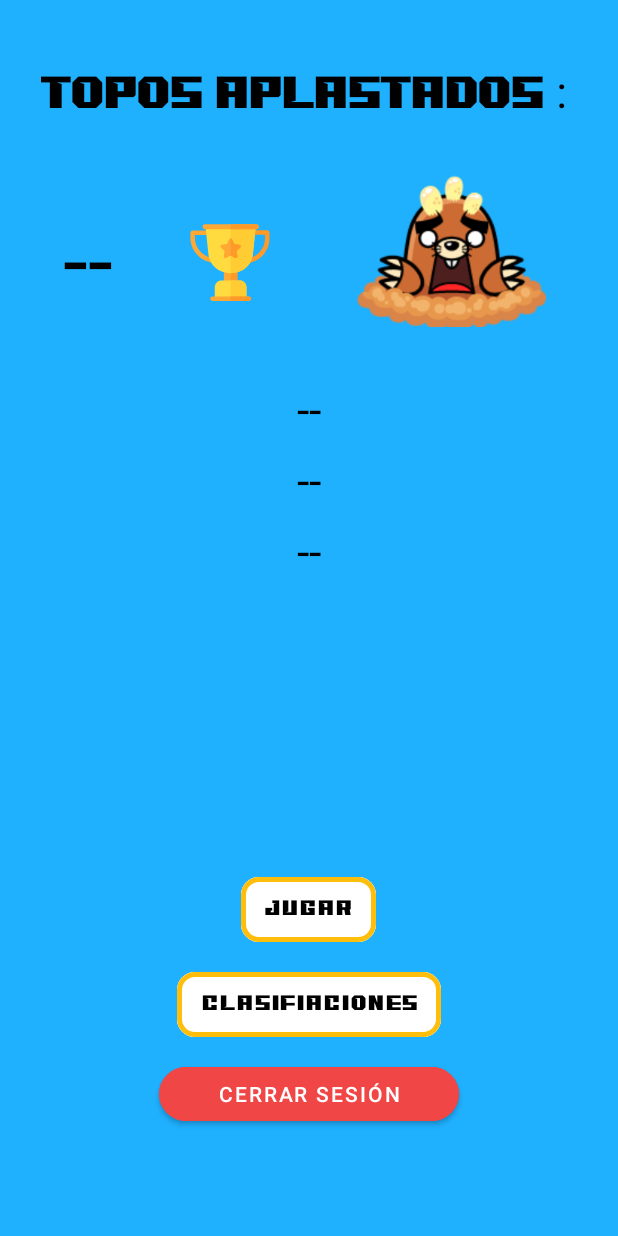
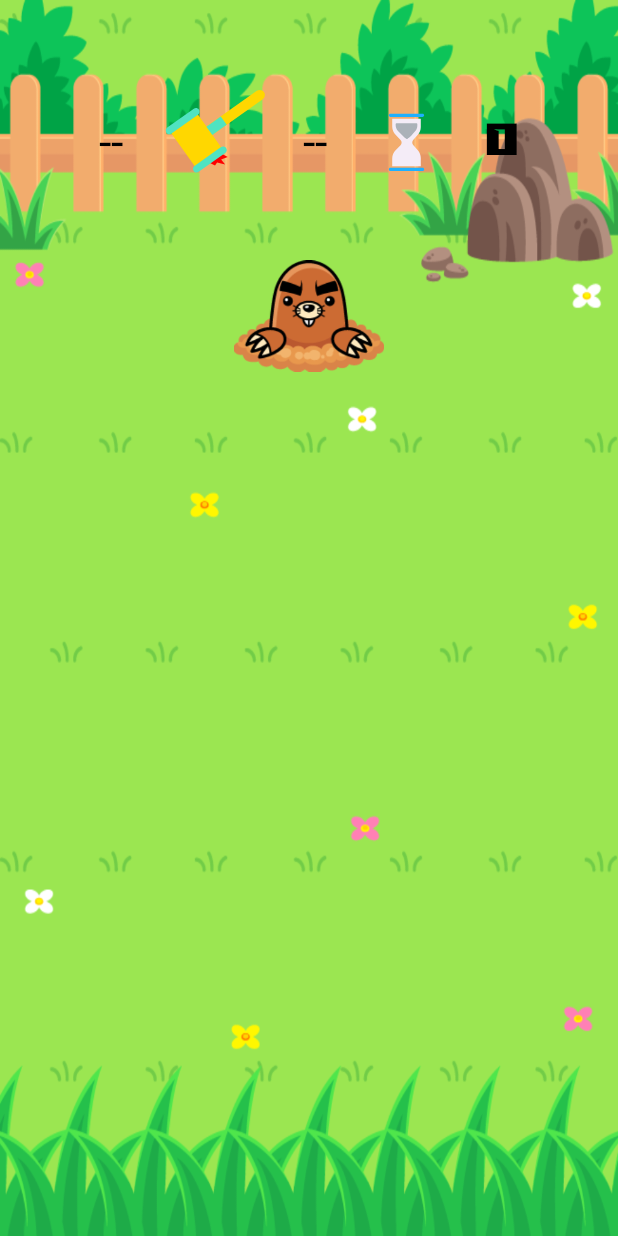
Before and after one commit to antoniolois/APP-JUEGO-FINAL, an Android app: the screen it shows after launch once a user with an empty profile is signed in (MenuClass before the commit, MapaJuego after it), after a tap on "JUGAR", on a phone screen of 412 x 824 dp. Run offline under Robolectric (Android 15) with nearby library versions, the phone set to English and light mode, and no system bars; our stand-ins replace Firebase (no records; nobody signed in at launch, a user with empty details on screens opened directly).

Commit message:
PANTALLA ESCENARIO CREADA COMPLETAMENTE

```diff
--- a/SMASH-TOPO/app/src/main/AndroidManifest.xml
+++ b/SMASH-TOPO/app/src/main/AndroidManifest.xml
@@ -11,12 +11,12 @@
         android:supportsRtl="true"
         android:theme="@style/Theme.SMASH_TOPO.NoActionBar">
         <activity
+            android:name=".MapaJuego"
+            android:exported="false" />
+        <activity
             android:name=".LoginClass"
             android:exported="false"
             android:screenOrientation="portrait" />
-
-
-
         <activity
             android:name=".MenuClass"
             android:exported="false"
--- /dev/null
+++ b/SMASH-TOPO/app/src/main/java/com/example/smash_topo/MapaJuego.java
@@ -0,0 +1,36 @@
+package com.example.smash_topo;
+
+import androidx.appcompat.app.AppCompatActivity;
+
+import android.os.Bundle;
+import android.widget.ImageView;
+import android.widget.TextView;
+
+public class MapaJuego extends AppCompatActivity {
+
+    //VARIABLES
+    String UID, NOMBRE, Topos;
+    TextView contadorEscenario, nombreJugadorEscenario, tiempoEscenario;
+    ImageView topoescenario;
+
+    @Override
+    protected void onCreate(Bundle savedInstanceState) {
+        super.onCreate(savedInstanceState);
+        setContentView(R.layout.activity_mapa_juego);
+
+        contadorEscenario = findViewById(R.id.contadorEscenario);
+        nombreJugadorEscenario = findViewById(R.id.nombreJugadorEscenario);
+        tiempoEscenario = findViewById(R.id.tiempoEscenario);
+
+        topoescenario = findViewById(R.id.topoescenario);
+
+        //RECUPERAMOS DATOS
+        Bundle intent = getIntent().getExtras();
+        UID = intent.getString("UID");
+        NOMBRE = intent.getString("NOMBRE");
+        Topos = intent.getString("Topos");
+
+        contadorEscenario.setText(Topos);
+        nombreJugadorEscenario.setText(NOMBRE);
+    }
+}
--- a/SMASH-TOPO/app/src/main/java/com/example/smash_topo/MenuClass.java
+++ b/SMASH-TOPO/app/src/main/java/com/example/smash_topo/MenuClass.java
@@ -1,14 +1,14 @@
 package com.example.smash_topo;
+
+import android.content.Intent;
+import android.media.MediaPlayer;
+import android.os.Bundle;
+import android.widget.Button;
+import android.widget.TextView;
+import android.widget.Toast;
 
 import androidx.annotation.NonNull;
 import androidx.appcompat.app.AppCompatActivity;
-
-import android.content.Intent;
-import android.os.Bundle;
-import android.view.View;
-import android.widget.Button;
-import android.widget.TextView;
-import android.widget.Toast;
 
 import com.google.firebase.auth.FirebaseAuth;
 import com.google.firebase.auth.FirebaseUser;
@@ -27,9 +27,33 @@ public class MenuClass extends AppCompatActivity {
     FirebaseDatabase firebaseDatabase;
     DatabaseReference databaseJugadoresRegistrados;
 
+    MediaPlayer mp;
+
+
     Button CerrarSesion,Jugar,Clasificaciones;
-    TextView cantidadTopos,userID,userName,correoElectronicoUser;
+    TextView cantidadTopos,userID,nombreJugadorMenu,correoJugadorMenu;
 
+    @Override
+    public void onBackPressed(){
+        //En caso de querer permitir volver atrás usa esta llamada: super.onBackPressed();
+    }
+
+    @Override
+    protected void onResume() {
+        super.onResume();
+        if (mp==null){
+            mp= MediaPlayer.create(MenuClass.this,R.raw.victorymenusound);
+
+        }else if(!mp.isPlaying()){
+            mp.start();
+        }
+
+    }
+    @Override
+    protected void onPause() {
+        super.onPause();
+        mp.pause();
+    }
     @Override
     protected void onCreate(Bundle savedInstanceState) {
         super.onCreate(savedInstanceState);
@@ -52,12 +76,23 @@ public class MenuClass extends AppCompatActivity {
 
             cantidadTopos = findViewById(R.id.cantidadTopos);
             userID = findViewById(R.id.userID);
-            userName = findViewById(R.id.userName);
-            correoElectronicoUser = findViewById(R.id.correoElectronicoUser);
+            correoJugadorMenu = findViewById(R.id.correoJugadorMenu);
+            nombreJugadorMenu = findViewById(R.id.nombreJugadorMenu);
 
         // CODIGO PARA JUGAR PARTIDA
         Jugar.setOnClickListener(view -> {
+            Intent intent = new Intent(MenuClass.this,MapaJuego.class);
 
+            String userIDPlay = userID.getText().toString();
+            String nombreJugadorPlay = nombreJugadorMenu.getText().toString();
+            String cantidadToposPlay = cantidadTopos.getText().toString();
+
+            //MANDAMOS LOS PARÁMETROS
+            intent.putExtra("UID",userIDPlay);
+            intent.putExtra("Topos",cantidadToposPlay);
+            intent.putExtra("NOMBRE",nombreJugadorPlay);
+
+            startActivity(intent);
         });
 
         // CODIGO PARA MIRAR CLASIFICACIONES
@@ -81,9 +116,23 @@ public class MenuClass extends AppCompatActivity {
         //ORDEN DE LOS USUARIOS POR CORREO ELECTRÓNICO, Y COMPARACIÓN CON EL CORREO DEL USUARIO QUE INICIE SESIÓN
         Query query = databaseJugadoresRegistrados.orderByChild("CORREO ELECTRONICO").equalTo(user.getEmail());
         query.addValueEventListener(new ValueEventListener() {
+
             @Override
             public void onDataChange(@NonNull DataSnapshot snapshot) {
                 for(DataSnapshot dataSnapshot:snapshot.getChildren()){ //BUCLE PARA RECORRER TODA LA BASE DE DATOS
+
+                    String toposCantidadValor= ""+dataSnapshot.child("Topos").getValue(); //VALOR TOPOS APLASTADOS Y ASIGNACIÓN
+                    cantidadTopos.setText(toposCantidadValor);
+
+                    String userIDValue= ""+dataSnapshot.child("UID").getValue(); //VALOR USER ID Y ASIGNACIÓN
+                    userID.setText(userIDValue);
+
+                    String correoJugadorValue= ""+dataSnapshot.child("CORREO ELECTRONICO").getValue(); //VALOR CORREO JUGADOR Y ASIGNACIÓN
+                    correoJugadorMenu.setText(correoJugadorValue);
+
+                    String nombreJugadorValue= ""+dataSnapshot.child("NOMBRE").getValue(); //VALOR NOMBRE JUGADOR Y ASIGNACIÓN
+                    nombreJugadorMenu.setText(nombreJugadorValue);
+
 
                 }
             }
@@ -107,7 +156,8 @@ public class MenuClass extends AppCompatActivity {
     // MÉTODO PARA COMPROBAR SI EL USUARIO YA INICIÓ SESIÓN Y ASÍ EVITAR QUE VUELVA A TENER QUE INICIARLA
     private void checkUserLogin(){
         if(user != null){
-            Toast.makeText(this, "Jugador actualemente logueado", Toast.LENGTH_SHORT).show();
+            consultaDatabase();
+            Toast.makeText(this, "Jugador actualemente logueado", Toast.LENGTH_LONG).show();
 
         } else  {
             startActivity(new Intent(MenuClass.this, MainActivity.class));
@@ -119,6 +169,6 @@ public class MenuClass extends AppCompatActivity {
     private void CloseSesion(){
         auth.signOut();
         startActivity(new Intent(MenuClass.this, MainActivity.class));
-        Toast.makeText(this, "Sesión cerrada exictosamente", Toast.LENGTH_SHORT).show();
+        Toast.makeText(this, "Sesión cerrada exictosamente", Toast.LENGTH_LONG).show();
          }
     }
--- a/SMASH-TOPO/app/src/main/java/com/example/smash_topo/SplashClass.java
+++ b/SMASH-TOPO/app/src/main/java/com/example/smash_topo/SplashClass.java
@@ -14,7 +14,7 @@ public class SplashClass extends AppCompatActivity {
         setContentView(R.layout.activity_splash);
 
         // EL OBJECTIO HANDLER NOS VA A PERMITIR EJECUTAR LAS LINEAS DE CODIGO (DENTRO DEL RUN)EN UN TIEMPO DETERMINADO
-        int duracion_pantalla=5000;// 5 segundos
+        int duracion_pantalla=3000;// 5 segundos
 
         new Handler().postDelayed(() -> {
             Intent intent = new Intent(SplashClass.this, MenuClass.class);
--- /dev/null
+++ b/SMASH-TOPO/app/src/main/res/layout/activity_mapa_juego.xml
@@ -0,0 +1,107 @@
+<?xml version="1.0" encoding="utf-8"?>
+<androidx.constraintlayout.widget.ConstraintLayout xmlns:android="http://schemas.android.com/apk/res/android"
+    xmlns:app="http://schemas.android.com/apk/res-auto"
+    xmlns:tools="http://schemas.android.com/tools"
+    android:layout_width="match_parent"
+    android:layout_height="match_parent"
+    android:background="@drawable/fondo_juego"
+    tools:context=".MapaJuego">
+
+    <LinearLayout
+        android:layout_width="0dp"
+        android:layout_height="0dp"
+        android:layout_marginBottom="109dp"
+        android:orientation="vertical"
+        app:layout_constraintBottom_toBottomOf="parent"
+        app:layout_constraintEnd_toEndOf="parent"
+        app:layout_constraintStart_toStartOf="parent"
+        app:layout_constraintTop_toTopOf="parent">
+
+        <!-- MARCADOR -->
+        <LinearLayout
+            android:layout_width="match_parent"
+            android:layout_height="wrap_content"
+            android:layout_marginTop="45dp"
+            android:layout_marginBottom="5dp"
+            android:gravity="center_vertical|center"
+            android:orientation="horizontal">
+
+            <TextView
+                android:id="@+id/contadorEscenario"
+                android:layout_width="wrap_content"
+                android:layout_height="wrap_content"
+                android:layout_marginEnd="10dp"
+                android:fontFamily="@font/monocoque_demo"
+                android:gravity="center_vertical"
+                android:text="@string/contadorEscenario"
+                android:textColor="#000000"
+                android:textSize="30sp" />
+
+            <com.airbnb.lottie.LottieAnimationView
+                android:layout_width="100dp"
+                android:layout_height="100dp"
+                android:layout_gravity="center"
+                android:layout_marginEnd="10dp"
+                android:scaleType="centerInside"
+                app:lottie_autoPlay="true"
+                app:lottie_loop="true"
+                app:lottie_rawRes="@raw/martilloescenariojugador" />
+
+
+            <TextView
+                android:id="@+id/nombreJugadorEscenario"
+                android:layout_width="wrap_content"
+                android:layout_height="wrap_content"
+                android:layout_marginEnd="10dp"
+                android:fontFamily="@font/monocoque_demo"
+                android:gravity="center_vertical"
+                android:text="@string/nombreJugadorEscenario"
+                android:textColor="#000000"
+                android:textSize="30sp" />
+
+
+            <com.airbnb.lottie.LottieAnimationView
+                android:layout_width="85dp"
+                android:layout_height="70dp"
+                android:layout_gravity="center"
+                android:layout_marginEnd="10dp"
+                android:scaleType="centerInside"
+                app:lottie_autoPlay="true"
+                app:lottie_loop="true"
+                app:lottie_rawRes="@raw/timeescenario" />
+
+            <TextView
+                android:id="@+id/tiempoEscenario"
+                android:layout_width="wrap_content"
+                android:layout_height="wrap_content"
+                android:fontFamily="@font/monocoque_demo"
+                android:gravity="center_vertical"
+                android:text="@string/tiempoEscenario"
+                android:textColor="#000000"
+                android:textSize="30sp" />
+
+
+        </LinearLayout>
+
+        <!-- TOPOS -->
+        <LinearLayout
+            android:layout_width="match_parent"
+            android:layout_height="wrap_content"
+            android:gravity="center"
+            android:layout_marginTop="10dp">
+
+            <androidx.appcompat.widget.AppCompatImageView
+                android:id="@+id/topoescenario"
+                android:layout_width="100dp"
+                android:layout_height="100dp"
+                android:layout_marginStart="20dp"
+                android:layout_marginEnd="20dp"
+                android:src="@drawable/topo_normal" />
+
+
+        </LinearLayout>
+
+
+    </LinearLayout>
+
+</androidx.constraintlayout.widget.ConstraintLayout>
--- a/SMASH-TOPO/app/src/main/res/layout/activity_menu.xml
+++ b/SMASH-TOPO/app/src/main/res/layout/activity_menu.xml
@@ -10,11 +10,13 @@
 
     <com.airbnb.lottie.LottieAnimationView
         android:id="@+id/lottieAnimationView3"
-        android:layout_width="109dp"
-        android:layout_height="101dp"
+        android:layout_width="0dp"
+        android:layout_height="0dp"
+        android:layout_gravity="center"
         android:layout_marginStart="20dp"
-        android:layout_marginTop="33dp"
+        android:layout_marginTop="32dp"
         android:layout_marginEnd="8dp"
+        android:scaleType="centerInside"
         app:layout_constraintBottom_toBottomOf="@+id/imageView2"
         app:layout_constraintEnd_toStartOf="@+id/imageView2"
         app:layout_constraintStart_toEndOf="@+id/cantidadTopos"
@@ -44,65 +46,67 @@
         android:layout_width="wrap_content"
         android:layout_height="wrap_content"
         android:layout_marginStart="40dp"
-        android:layout_marginTop="60dp"
+        android:layout_marginTop="72dp"
         android:layout_marginEnd="2dp"
         android:fontFamily="@font/monocoque_demo"
         android:text="@string/cantidad_topos"
         android:textColor="#000000"
-        android:textSize="60sp"
+        android:textSize="40sp"
         app:layout_constraintEnd_toStartOf="@+id/lottieAnimationView3"
         app:layout_constraintStart_toStartOf="parent"
         app:layout_constraintTop_toBottomOf="@+id/puntuacionJugadorActual" />
 
     <TextView
         android:id="@+id/userID"
-        android:layout_width="wrap_content"
+        android:layout_width="0dp"
         android:layout_height="wrap_content"
-        android:layout_marginStart="196dp"
-        android:layout_marginTop="40dp"
-        android:layout_marginEnd="198dp"
+        android:layout_marginStart="35dp"
+        android:layout_marginTop="30dp"
+        android:layout_marginEnd="35dp"
         android:fontFamily="@font/monocoque_demo"
-        android:text="@string/cantidad_topos"
+        android:text="--"
+        android:textAlignment="center"
+        android:textColor="#000000"
+        android:textSize="15sp"
+        app:layout_constraintEnd_toEndOf="parent"
+        app:layout_constraintStart_toStartOf="parent"
+        app:layout_constraintTop_toBottomOf="@+id/correoJugadorMenu" />
+
+    <TextView
+        android:id="@+id/correoJugadorMenu"
+        android:layout_width="0dp"
+        android:layout_height="wrap_content"
+        android:layout_marginStart="35dp"
+        android:layout_marginTop="30dp"
+        android:layout_marginEnd="35dp"
+        android:fontFamily="@font/monocoque_demo"
+        android:text="--"
+        android:textAlignment="center"
         android:textColor="#000000"
         android:textSize="30sp"
         app:layout_constraintEnd_toEndOf="parent"
         app:layout_constraintHorizontal_bias="1.0"
         app:layout_constraintStart_toStartOf="parent"
+        app:layout_constraintTop_toBottomOf="@+id/nombreJugadorMenu" />
+
+    <TextView
+        android:id="@+id/nombreJugadorMenu"
+        android:layout_width="0dp"
+        android:layout_height="wrap_content"
+        android:layout_marginStart="35dp"
+        android:layout_marginTop="32dp"
+        android:layout_marginEnd="35dp"
+        android:fontFamily="@font/monocoque_demo"
+        android:text="--"
+        android:textAlignment="center"
+        android:textColor="#FFBE0B"
+        android:textSize="40sp"
+        app:layout_constraintEnd_toEndOf="parent"
+        app:layout_constraintStart_toStartOf="parent"
         app:layout_constraintTop_toBottomOf="@+id/lottieAnimationView3" />
 
-    <TextView
-        android:id="@+id/userName"
-        android:layout_width="wrap_content"
-        android:layout_height="wrap_content"
-        android:layout_marginStart="196dp"
-        android:layout_marginTop="12dp"
-        android:layout_marginEnd="198dp"
-        android:fontFamily="@font/monocoque_demo"
-        android:text="@string/cantidad_topos"
-        android:textColor="#000000"
-        android:textSize="30sp"
-        app:layout_constraintEnd_toEndOf="parent"
-        app:layout_constraintHorizontal_bias="1.0"
-        app:layout_constraintStart_toStartOf="parent"
-        app:layout_constraintTop_toBottomOf="@+id/userID" />
-
-    <TextView
-        android:id="@+id/correoElectronicoUser"
-        android:layout_width="wrap_content"
-        android:layout_height="wrap_content"
-        android:layout_marginStart="196dp"
-        android:layout_marginTop="12dp"
-        android:layout_marginEnd="198dp"
-        android:fontFamily="@font/monocoque_demo"
-        android:text="@string/cantidad_topos"
-        android:textColor="#000000"
-        android:textSize="30sp"
-        app:layout_constraintEnd_toEndOf="parent"
-        app:layout_constraintHorizontal_bias="1.0"
-        app:layout_constraintStart_toStartOf="parent"
-        app:layout_constraintTop_toBottomOf="@+id/userName" />
-
     <LinearLayout
+        android:id="@+id/linearLayout"
         android:layout_width="0dp"
         android:layout_height="215dp"
         android:layout_marginBottom="50dp"
@@ -111,9 +115,7 @@
         app:layout_constraintBottom_toBottomOf="parent"
         app:layout_constraintEnd_toEndOf="parent"
         app:layout_constraintHorizontal_bias="1.0"
-        app:layout_constraintStart_toStartOf="parent"
-        app:layout_constraintTop_toBottomOf="@+id/correoElectronicoUser"
-        app:layout_constraintVertical_bias="1.0">
+        app:layout_constraintStart_toStartOf="parent">
 
 
         <Button
@@ -127,6 +129,7 @@
             android:fontFamily="@font/monocoque_demo"
             android:text="@string/boton_jugar_menu"
             android:textColor="#000000"
+            android:textSize="20sp"
             app:cornerRadius="12dp"
             app:iconTint="#000000"
             app:strokeColor="#FFBE0B"
@@ -143,6 +146,7 @@
             android:fontFamily="@font/monocoque_demo"
             android:text="@string/puntuaciones_jugadores"
             android:textColor="#000000"
+            android:textSize="20sp"
             app:cornerRadius="12dp"
             app:iconTint="#000000"
             app:strokeColor="#FFBE0B"
--- a/SMASH-TOPO/app/src/main/res/values/strings.xml
+++ b/SMASH-TOPO/app/src/main/res/values/strings.xml
@@ -18,7 +18,7 @@
     <string name="registro_boton_String">REGISTRO</string>
 
 
-    <!-- PANTALLA REGISTRO-->
+    <!-- PANTALLA MENU-->
     <string name="boton_cerrar_sesion_menu">CERRAR SESIÓN</string>
 
     <string name="cantidad_topos">--</string>
@@ -32,4 +32,13 @@
     <string name="puntuaciones_jugadores">Clasifiaciones</string>
 
 
+
+    <!-- PANTALLA ESCENARIO-->
+    <string name="contadorEscenario">0</string>
+    <string name="nombreJugadorEscenario">------</string>
+    <string name="tiempoEscenario">0</string>
+
+
+
+
 </resources>
```
Also changed, not shown: SMASH-TOPO/app/src/main/res/layout/activity_login.xml (+17 -17 lines), SMASH-TOPO/app/src/main/res/layout/activity_registro.xml (+18 -19 lines), SMASH-TOPO/app/src/main/res/layout/activity_splash.xml (+6 -3 lines), SMASH-TOPO/app/src/main/res/raw/martilloescenariojugador.json (added, +1 -0 lines), SMASH-TOPO/app/src/main/res/raw/timeescenario.json (added, +1 -0 lines), SMASH-TOPO/app/src/main/res/drawable/fondo_juego.png (added), SMASH-TOPO/app/src/main/res/drawable/topo_jugador.png (added), SMASH-TOPO/app/src/main/res/drawable/topo_normal.png (added), 2 other files.
